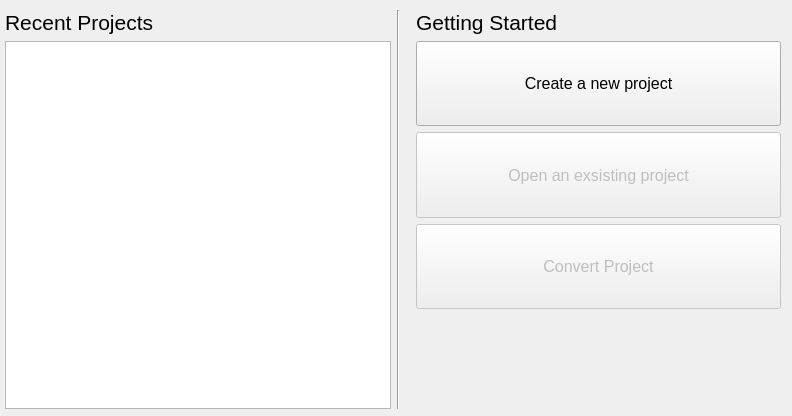
Above: src/noggit/ui/windows/projectSelection/NoggitProjectSelectionWindow.ui from Marlamin/noggit-red before the change. Below: the same form after it.
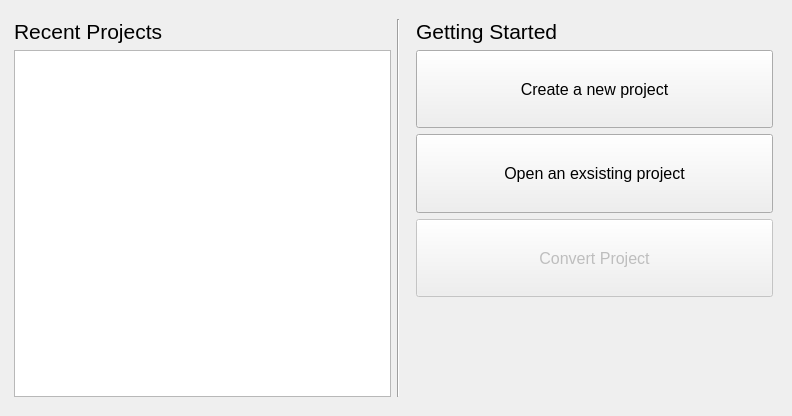
That is the form after the change. Icons and pictures are not drawn.

Commit message: Update ApplicationEntry.cpp, NoggitApplication.cpp, and 8 more files... | update project system

```diff
--- a/src/noggit/ui/windows/projectSelection/NoggitProjectSelectionWindow.ui
+++ b/src/noggit/ui/windows/projectSelection/NoggitProjectSelectionWindow.ui
@@ -22,15 +22,8 @@
    </iconset>
   </property>
   <widget class="QWidget" name="centralwidget">
-   <widget class="QWidget" name="horizontalLayoutWidget">
-    <property name="geometry">
-     <rect>
-      <x>0</x>
-      <y>0</y>
-      <width>791</width>
-      <height>419</height>
-     </rect>
-    </property>
+   <layout class="QVBoxLayout" name="verticalLayout_3">
+    <item>
     <layout class="QHBoxLayout" name="horizontalLayout">
      <property name="topMargin">
       <number>10</number>
@@ -209,7 +202,7 @@
          <item row="2" column="0">
           <widget class="QPushButton" name="button_open_existing_project">
            <property name="enabled">
-            <bool>false</bool>
+             <bool>true</bool>
            </property>
            <property name="sizePolicy">
             <sizepolicy hsizetype="Preferred" vsizetype="Preferred">
@@ -247,7 +240,8 @@
       </layout>
      </item>
     </layout>
-   </widget>
+    </item>
+   </layout>
   </widget>
  </widget>
  <resources/>
```
Lines whose indentation alone changed are shown as unchanged. The commit also changes 9 other files.
